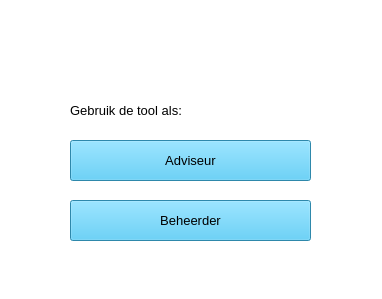
The window that 1AdviseurBeheerder.ui (Alwin1234567/AR-project) describes before a commit, drawn with Qt 5.
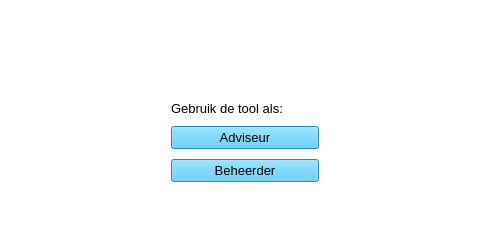
The same window after the commit. Icons and pictures are not drawn.

```diff
--- a/1AdviseurBeheerder.ui
+++ b/1AdviseurBeheerder.ui
@@ -6,8 +6,8 @@
    <rect>
     <x>0</x>
     <y>0</y>
-    <width>382</width>
-    <height>299</height>
+    <width>484</width>
+    <height>243</height>
    </rect>
   </property>
   <property name="windowTitle">
@@ -17,85 +17,240 @@
    <string notr="true">background-color: rgb(255, 255, 255);</string>
   </property>
   <widget class="QWidget" name="centralwidget">
-   <widget class="QPushButton" name="btnBeheerder">
-    <property name="geometry">
-     <rect>
-      <x>70</x>
-      <y>200</y>
-      <width>241</width>
-      <height>41</height>
-     </rect>
+   <property name="sizePolicy">
+    <sizepolicy hsizetype="Expanding" vsizetype="Expanding">
+     <horstretch>0</horstretch>
+     <verstretch>0</verstretch>
+    </sizepolicy>
+   </property>
+   <property name="tabletTracking">
+    <bool>false</bool>
+   </property>
+   <layout class="QFormLayout" name="formLayout">
+    <property name="labelAlignment">
+     <set>Qt::AlignCenter</set>
     </property>
-    <property name="font">
-     <font>
-      <pointsize>10</pointsize>
-     </font>
+    <property name="formAlignment">
+     <set>Qt::AlignHCenter|Qt::AlignTop</set>
     </property>
-    <property name="styleSheet">
-     <string notr="true">background-color: rgb(64, 191, 240);</string>
+    <property name="verticalSpacing">
+     <number>0</number>
     </property>
-    <property name="text">
-     <string>Beheerder</string>
+    <property name="topMargin">
+     <number>0</number>
     </property>
-   </widget>
-   <widget class="QPushButton" name="btnAdviseur">
-    <property name="geometry">
-     <rect>
-      <x>70</x>
-      <y>140</y>
-      <width>241</width>
-      <height>41</height>
-     </rect>
+    <property name="bottomMargin">
+     <number>0</number>
     </property>
-    <property name="font">
-     <font>
-      <pointsize>10</pointsize>
-     </font>
-    </property>
-    <property name="styleSheet">
-     <string notr="true">background-color: rgb(64, 191, 240);</string>
-    </property>
-    <property name="text">
-     <string>Adviseur</string>
-    </property>
-   </widget>
-   <widget class="QLabel" name="label_2">
-    <property name="geometry">
-     <rect>
-      <x>70</x>
-      <y>100</y>
-      <width>201</width>
-      <height>21</height>
-     </rect>
-    </property>
-    <property name="font">
-     <font>
-      <pointsize>10</pointsize>
-     </font>
-    </property>
-    <property name="text">
-     <string>Gebruik de tool als:</string>
-    </property>
-   </widget>
-   <widget class="QLabel" name="lbl_logo">
-    <property name="geometry">
-     <rect>
-      <x>170</x>
-      <y>0</y>
-      <width>200</width>
-      <height>44</height>
-     </rect>
-    </property>
-    <property name="text">
-     <string/>
-    </property>
-    <property name="pixmap">
-     <pixmap>logo.png</pixmap>
-    </property>
-    <property name="scaledContents">
-     <bool>true</bool>
-    </property>
-   </widget>
+    <item row="0" column="1">
+     <widget class="QWidget" name="gridWidget" native="true">
+      <property name="sizePolicy">
+       <sizepolicy hsizetype="Expanding" vsizetype="Expanding">
+        <horstretch>0</horstretch>
+        <verstretch>0</verstretch>
+       </sizepolicy>
+      </property>
+      <layout class="QGridLayout" name="gridLayout_2">
+       <item row="1" column="0">
+        <widget class="QLabel" name="lbl_logo">
+         <property name="sizePolicy">
+          <sizepolicy hsizetype="Preferred" vsizetype="Preferred">
+           <horstretch>0</horstretch>
+           <verstretch>0</verstretch>
+          </sizepolicy>
+         </property>
+         <property name="maximumSize">
+          <size>
+           <width>458</width>
+           <height>100</height>
+          </size>
+         </property>
+         <property name="text">
+          <string/>
+         </property>
+         <property name="pixmap">
+          <pixmap>logo.png</pixmap>
+         </property>
+         <property name="scaledContents">
+          <bool>true</bool>
+         </property>
+         <property name="alignment">
+          <set>Qt::AlignCenter</set>
+         </property>
+        </widget>
+       </item>
+       <item row="0" column="0">
+        <spacer name="verticalSpacer_3">
+         <property name="orientation">
+          <enum>Qt::Vertical</enum>
+         </property>
+         <property name="sizeHint" stdset="0">
+          <size>
+           <width>20</width>
+           <height>40</height>
+          </size>
+         </property>
+        </spacer>
+       </item>
+      </layout>
+     </widget>
+    </item>
+    <item row="1" column="1">
+     <spacer name="verticalSpacer_2">
+      <property name="orientation">
+       <enum>Qt::Vertical</enum>
+      </property>
+      <property name="sizeHint" stdset="0">
+       <size>
+        <width>20</width>
+        <height>40</height>
+       </size>
+      </property>
+     </spacer>
+    </item>
+    <item row="2" column="1">
+     <widget class="QWidget" name="gridWidget" native="true">
+      <property name="sizePolicy">
+       <sizepolicy hsizetype="Expanding" vsizetype="Expanding">
+        <horstretch>0</horstretch>
+        <verstretch>0</verstretch>
+       </sizepolicy>
+      </property>
+      <layout class="QGridLayout" name="gridLayout">
+       <item row="0" column="2">
+        <spacer name="horizontalSpacer_8">
+         <property name="orientation">
+          <enum>Qt::Horizontal</enum>
+         </property>
+         <property name="sizeHint" stdset="0">
+          <size>
+           <width>40</width>
+           <height>20</height>
+          </size>
+         </property>
+        </spacer>
+       </item>
+       <item row="0" column="1">
+        <layout class="QGridLayout" name="gridLayout_3">
+         <property name="verticalSpacing">
+          <number>10</number>
+         </property>
+         <item row="0" column="1">
+          <layout class="QHBoxLayout" name="horizontalLayout_2">
+           <item>
+            <widget class="QLabel" name="label_2">
+             <property name="sizePolicy">
+              <sizepolicy hsizetype="Expanding" vsizetype="Expanding">
+               <horstretch>0</horstretch>
+               <verstretch>0</verstretch>
+              </sizepolicy>
+             </property>
+             <property name="font">
+              <font>
+               <pointsize>10</pointsize>
+              </font>
+             </property>
+             <property name="text">
+              <string>Gebruik de tool als:</string>
+             </property>
+            </widget>
+           </item>
+          </layout>
+         </item>
+         <item row="1" column="1">
+          <layout class="QHBoxLayout" name="horizontalLayout_3">
+           <item>
+            <widget class="QPushButton" name="btnAdviseur">
+             <property name="sizePolicy">
+              <sizepolicy hsizetype="Expanding" vsizetype="Expanding">
+               <horstretch>0</horstretch>
+               <verstretch>0</verstretch>
+              </sizepolicy>
+             </property>
+             <property name="maximumSize">
+              <size>
+               <width>16777215</width>
+               <height>40</height>
+              </size>
+             </property>
+             <property name="font">
+              <font>
+               <pointsize>10</pointsize>
+              </font>
+             </property>
+             <property name="styleSheet">
+              <string notr="true">background-color: rgb(64, 191, 240);</string>
+             </property>
+             <property name="text">
+              <string>Adviseur</string>
+             </property>
+            </widget>
+           </item>
+          </layout>
+         </item>
+         <item row="3" column="1">
+          <layout class="QHBoxLayout" name="horizontalLayout_4">
+           <item>
+            <widget class="QPushButton" name="btnBeheerder">
+             <property name="sizePolicy">
+              <sizepolicy hsizetype="Expanding" vsizetype="Expanding">
+               <horstretch>0</horstretch>
+               <verstretch>0</verstretch>
+              </sizepolicy>
+             </property>
+             <property name="maximumSize">
+              <size>
+               <width>16777215</width>
+               <height>40</height>
+              </size>
+             </property>
+             <property name="font">
+              <font>
+               <pointsize>10</pointsize>
+              </font>
+             </property>
+             <property name="styleSheet">
+              <string notr="true">background-color: rgb(64, 191, 240);</string>
+             </property>
+             <property name="text">
+              <string>Beheerder</string>
+             </property>
+            </widget>
+           </item>
+          </layout>
+         </item>
+        </layout>
+       </item>
+       <item row="0" column="0">
+        <spacer name="horizontalSpacer_7">
+         <property name="orientation">
+          <enum>Qt::Horizontal</enum>
+         </property>
+         <property name="sizeHint" stdset="0">
+          <size>
+           <width>40</width>
+           <height>20</height>
+          </size>
+         </property>
+        </spacer>
+       </item>
+      </layout>
+     </widget>
+    </item>
+    <item row="3" column="1">
+     <spacer name="verticalSpacer">
+      <property name="orientation">
+       <enum>Qt::Vertical</enum>
+      </property>
+      <property name="sizeHint" stdset="0">
+       <size>
+        <width>20</width>
+        <height>40</height>
+       </size>
+      </property>
+     </spacer>
+    </item>
+   </layout>
   </widget>
   <widget class="QMenuBar" name="menubar">
    <property name="geometry">
```
Left out of the diff: 2 changed lines with no effect on the pictures.
